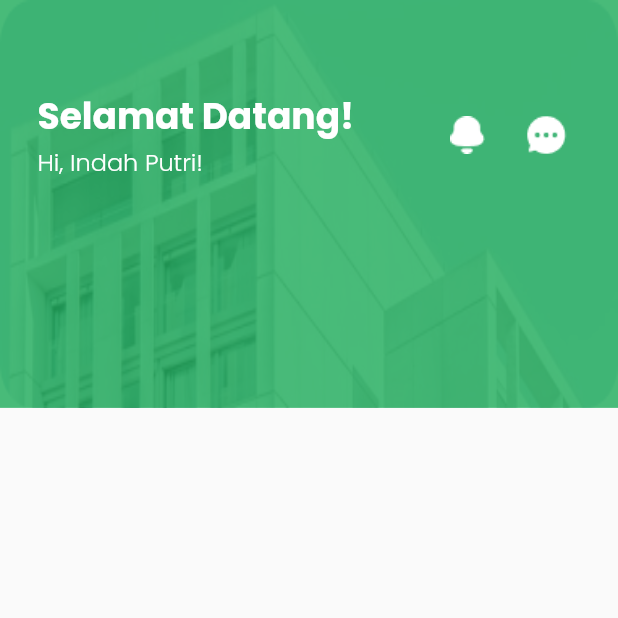
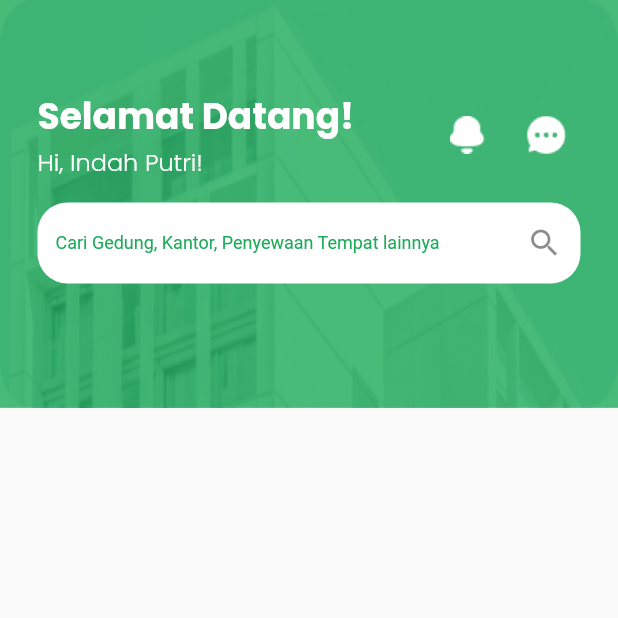
Before and after one commit to 45-Office-Booking-System/mobile-app, a Flutter app: the HomeScreen screen opened directly, on a phone screen of 412 x 824 dp, the top half of it. Run offline on Flutter 3.47's test engine with Material 2 defaults, Android fonts, the phone set to English and light mode, and no system bars; our stand-ins replace google_fonts, shared_preferences; accounts and stored records are empty.

Commit message:
add buttom search

```diff
--- a/kantoor_app/lib/main.dart
+++ b/kantoor_app/lib/main.dart
@@ -1,5 +1,6 @@
 import 'package:flutter/material.dart';
 import 'package:kantoor_app/screens/auth/auth_screen.dart';
+import 'package:kantoor_app/screens/main/home/home_screen.dart';
 import 'package:kantoor_app/screens/onboarding/onboarding_screen.dart';
 import 'package:kantoor_app/viewModels/screen_index_value.dart';
 import 'package:provider/provider.dart';
@@ -34,7 +35,7 @@ class MyApp extends StatelessWidget {
         theme: ThemeData(
           primarySwatch: Colors.green,
         ),
-        home: skipAuth ? const AuthScreen() : const OnboardingScreen(),
+        home: skipAuth ? const HomeScreen() : const HomeScreen(),
       ),
     );
   }
--- a/kantoor_app/lib/screens/main/home/home_screen.dart
+++ b/kantoor_app/lib/screens/main/home/home_screen.dart
@@ -67,6 +67,27 @@ class _HomeScreenState extends State<HomeScreen> {
                     ),
                   ],
                 ),
+                const SizedBox(
+                  height: 15.0,
+                ),
+                TextField(
+                  style: const TextStyle(
+                    fontSize: 12.0,
+                    color: primaryColor500,
+                  ),
+                  decoration: InputDecoration(
+                    filled: true,
+                    fillColor: Colors.white,
+                    border: OutlineInputBorder(
+                      borderRadius: BorderRadius.circular(20.0),
+                      borderSide: BorderSide.none,
+                    ),
+                    hintText: "Cari Gedung, Kantor, Penyewaan Tempat lainnya",
+                    hintStyle:
+                        const TextStyle(fontSize: 12.0, color: primaryColor500),
+                    suffixIcon: const Icon(Icons.search),
+                  ),
+                ),
               ],
             ),
           ),
```
